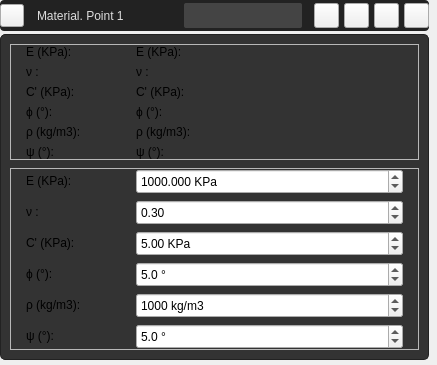
Before: the Qt Designer form app/ui/widget_draw_property_card.ui in edwinar13/MPM-UN, drawn with Qt 5.
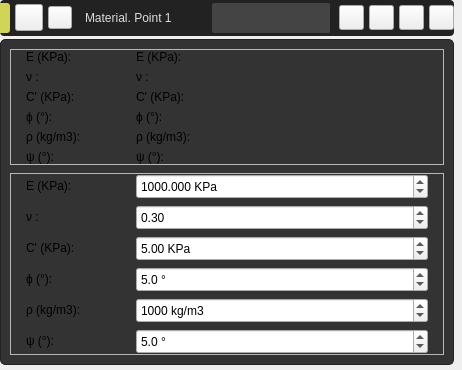
After: the same form once the commit is applied. Icons and pictures are not drawn.

The edit to the form file:
```diff
--- a/app/ui/widget_draw_property_card.ui
+++ b/app/ui/widget_draw_property_card.ui
@@ -6,8 +6,8 @@
    <rect>
     <x>0</x>
     <y>0</y>
-    <width>437</width>
-    <height>365</height>
+    <width>462</width>
+    <height>370</height>
    </rect>
   </property>
   <property name="sizePolicy">
@@ -195,6 +195,51 @@
       <property name="bottomMargin">
        <number>3</number>
       </property>
+      <item>
+       <widget class="QFrame" name="frame_color">
+        <property name="minimumSize">
+         <size>
+          <width>10</width>
+          <height>30</height>
+         </size>
+        </property>
+        <property name="maximumSize">
+         <size>
+          <width>10</width>
+          <height>30</height>
+         </size>
+        </property>
+        <property name="frameShape">
+         <enum>QFrame::StyledPanel</enum>
+        </property>
+        <property name="frameShadow">
+         <enum>QFrame::Raised</enum>
+        </property>
+       </widget>
+      </item>
+      <item>
+       <widget class="QToolButton" name="toolButton_colorProperty">
+        <property name="text">
+         <string/>
+        </property>
+        <property name="icon">
+         <iconset>
+          <normaloff>../resources/iconos/iconos_menu_draw_mesh/colo_picker.svg</normaloff>../resources/iconos/iconos_menu_draw_mesh/colo_picker.svg</iconset>
+        </property>
+        <property name="iconSize">
+         <size>
+          <width>20</width>
+          <height>20</height>
+         </size>
+        </property>
+        <property name="arrowType">
+         <enum>Qt::NoArrow</enum>
+        </property>
+        <property name="style_material_point_card_button" stdset="0">
+         <string>1</string>
+        </property>
+       </widget>
+      </item>
       <item>
        <widget class="QToolButton" name="toolButton_PropertiesShow">
         <property name="text">
@@ -222,13 +267,13 @@
         </property>
         <property name="minimumSize">
          <size>
-          <width>150</width>
+          <width>130</width>
           <height>0</height>
          </size>
         </property>
         <property name="maximumSize">
          <size>
-          <width>160</width>
+          <width>140</width>
           <height>16777215</height>
          </size>
         </property>
```
